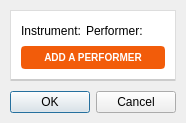
First picture: the form in resources/ui/performers_dialog.ui, repository Iconoclasteinc/tgit, before the edit.
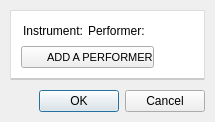
Second picture: the form after the edit. Icons and pictures are not drawn.

Commit message: Re-skin the add performer button to be more in line with the new look.

The edit to the form file:
```diff
--- a/resources/ui/performers_dialog.ui
+++ b/resources/ui/performers_dialog.ui
@@ -6,7 +6,7 @@
    <rect>
     <x>0</x>
     <y>0</y>
-    <width>365</width>
+    <width>348</width>
     <height>123</height>
    </rect>
   </property>
@@ -115,13 +115,13 @@
           <enum>QLayout::SetFixedSize</enum>
          </property>
          <property name="leftMargin">
-          <number>0</number>
+          <number>2</number>
          </property>
          <property name="topMargin">
           <number>0</number>
          </property>
          <property name="rightMargin">
-          <number>0</number>
+          <number>2</number>
          </property>
          <property name="bottomMargin">
           <number>0</number>
@@ -163,33 +163,63 @@
        </widget>
       </item>
       <item>
-       <widget class="QPushButton" name="_add_performer">
-        <property name="styleSheet">
-         <string notr="true">*  {
-	background: #F25C0A;
-	border: 2px solid #F25C0A;
-	border-radius: 4px;
-	font-size: 10px;
-	font-weight: bold;
-	color: white;
-	padding: 3px 10px;
-	margin: 0;
+       <widget class="QWidget" name="widget" native="true">
+        <layout class="QHBoxLayout" name="horizontalLayout_2">
+         <property name="leftMargin">
+          <number>0</number>
+         </property>
+         <property name="topMargin">
+          <number>0</number>
+         </property>
+         <property name="rightMargin">
+          <number>0</number>
+         </property>
+         <property name="bottomMargin">
+          <number>0</number>
+         </property>
+         <item>
+          <widget class="QPushButton" name="_add_performer">
+           <property name="cursor">
+            <cursorShape>PointingHandCursor</cursorShape>
+           </property>
+           <property name="styleSheet">
+            <string notr="true">* {
+   	background: transparent url(:/images/add-performer-20.png) no-repeat center left;
+	font-size: 11px;
+    text-align: left;
+    padding-left: 25px;
+	min-height: 20px;
 }
 
-:hover,
-:focus {
-	background-color: #D95109;
-	border-color: #D95109;
+:hover {
+	color: #EC2327;
 }
 
 :pressed {
 	border: 2px solid white;
 }
+
 </string>
-        </property>
-        <property name="text">
-         <string>ADD A PERFORMER</string>
-        </property>
+           </property>
+           <property name="text">
+            <string>ADD A PERFORMER</string>
+           </property>
+          </widget>
+         </item>
+         <item>
+          <spacer name="horizontalSpacer_2">
+           <property name="orientation">
+            <enum>Qt::Horizontal</enum>
+           </property>
+           <property name="sizeHint" stdset="0">
+            <size>
+             <width>40</width>
+             <height>20</height>
+            </size>
+           </property>
+          </spacer>
+         </item>
+        </layout>
        </widget>
       </item>
      </layout>
```
Left out of the diff: 6 changed lines with no effect on the pictures. The commit also changes 3 other files.
